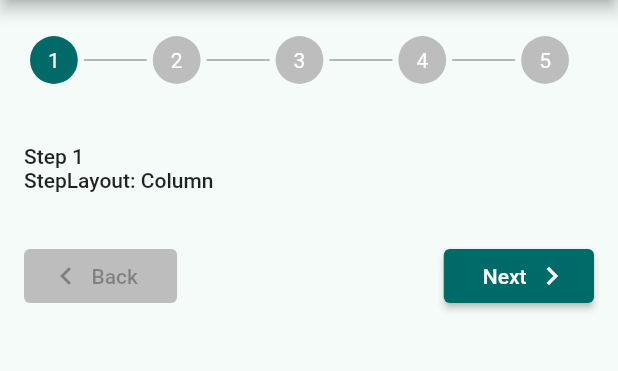
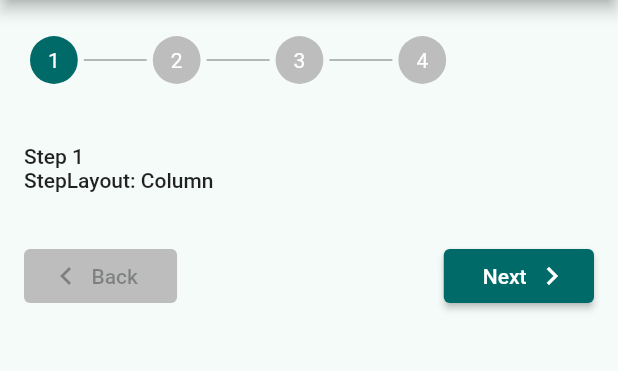
Before and after one commit to michaelsoliman1/fine_stepper, a Flutter app: the screen it shows after launch, on a phone screen of 412 x 824 dp, the part 84-455 px from its top. Run offline on Flutter 3.47's test engine with Material 2 defaults, Android fonts, the phone set to English and light mode, and no system bars.

```diff
--- a/example/lib/main.dart
+++ b/example/lib/main.dart
@@ -21,7 +21,6 @@ class MainApp extends StatelessWidget {
           onFinish: () => Future.delayed(const Duration(seconds: 2)),
           steps: [
             StepItem(builder: buildColumnStep),
-            StepItem(builder: buildStackStep),
             StepItem(builder: buildStackStep),
             StepItem(builder: buildCustomStep),
             StepItem(builder: buildFormStep),
```
